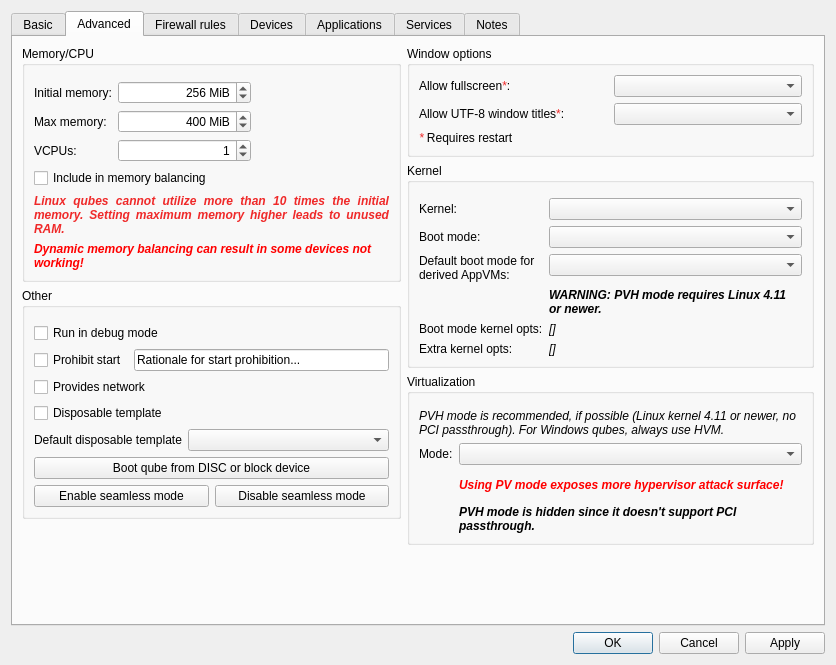
Before: the Qt Designer form ui/settingsdlg.ui in QubesOS/qubes-manager, drawn with Qt 5.
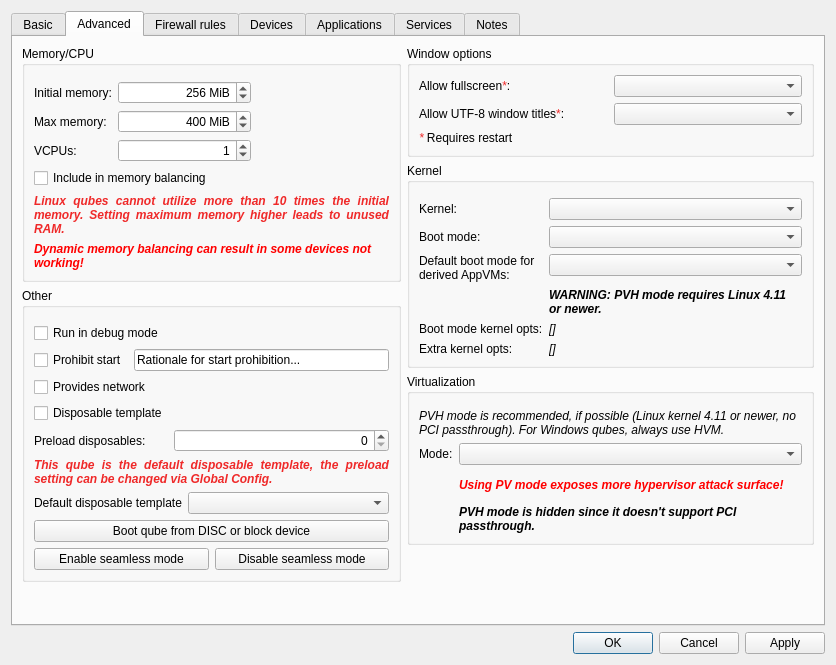
After: the same form once the commit is applied. The open tabs and pages were chosen to show the change. Icons and pictures are not drawn. Custom widgets are drawn as their Qt base class.

Commit message:
Add preload disposable option to advanced settings
For: https://github.com/QubesOS/qubes-issues/issues/1512

```diff
--- a/ui/settingsdlg.ui
+++ b/ui/settingsdlg.ui
@@ -742,6 +742,13 @@
               <property name="topMargin">
                <number>15</number>
               </property>
+              <item row="1" column="0">
+               <widget class="QCheckBox" name="run_in_debug_mode">
+                <property name="text">
+                 <string>Run in debug mode</string>
+                </property>
+               </widget>
+              </item>
               <item row="2" column="0" colspan="2">
                <layout class="QHBoxLayout" name="horizontalLayout_prohibit_start">
                 <item>
@@ -780,40 +787,143 @@
                 </property>
                </widget>
               </item>
-              <item row="8" column="0" colspan="2">
-               <widget class="QPushButton" name="boot_from_device_button">
+              <item row="5" column="0">
+               <widget class="QLabel" name="preload_dispvm_label">
+                <property name="toolTip">
+                 <string>&lt;html&gt;&lt;head/&gt;&lt;body&gt;&lt;p&gt;Configure how many disposables this template must preload.&lt;/p&gt;&lt;/body&gt;&lt;/html&gt;</string>
+                </property>
                 <property name="text">
-                 <string>Boot qube from DISC or block device</string>
+                 <string>Preload disposables:</string>
                 </property>
                </widget>
               </item>
-              <item row="9" column="0" colspan="2">
-               <layout class="QHBoxLayout" name="horizontalLayout_8">
-                <item>
-                 <widget class="QPushButton" name="seamless_on_button">
-                  <property name="toolTip">
-                   <string>Windows (with Qubes Windows Tools installed) only.
-The qube must be running to enable seamless mode. This setting is not persistent.</string>
-                  </property>
-                  <property name="text">
-                   <string>Enable seamless mode</string>
-                  </property>
-                 </widget>
-                </item>
-                <item>
-                 <widget class="QPushButton" name="seamless_off_button">
-                  <property name="toolTip">
-                   <string>Windows (with Qubes Windows Tools installed) only.
-The qube must be running to disable seamless mode. This setting is not persistent.</string>
-                  </property>
-                  <property name="text">
-                   <string>Disable seamless mode</string>
-                  </property>
-                 </widget>
-                </item>
-               </layout>
+              <item row="5" column="1">
+               <widget class="QSpinBox" name="preload_dispvm">
+                <property name="sizePolicy">
+                 <sizepolicy hsizetype="Minimum" vsizetype="Fixed">
+                  <horstretch>0</horstretch>
+                  <verstretch>0</verstretch>
+                 </sizepolicy>
+                </property>
+                <property name="alignment">
+                 <set>Qt::AlignRight|Qt::AlignTrailing|Qt::AlignVCenter</set>
+                </property>
+                <property name="maximum">
+                 <number>50</number>
+                </property>
+               </widget>
               </item>
               <item row="6" column="0" colspan="2">
+               <widget class="QLabel" name="warn_default_dispvm_preload_label">
+                <property name="palette">
+                 <palette>
+                  <active>
+                   <colorrole role="WindowText">
+                    <brush brushstyle="SolidPattern">
+                     <color alpha="255">
+                      <red>239</red>
+                      <green>41</green>
+                      <blue>41</blue>
+                     </color>
+                    </brush>
+                   </colorrole>
+                   <colorrole role="Text">
+                    <brush brushstyle="SolidPattern">
+                     <color alpha="255">
+                      <red>239</red>
+                      <green>41</green>
+                      <blue>41</blue>
+                     </color>
+                    </brush>
+                   </colorrole>
+                   <colorrole role="PlaceholderText">
+                    <brush brushstyle="SolidPattern">
+                     <color alpha="128">
+                      <red>239</red>
+                      <green>41</green>
+                      <blue>41</blue>
+                     </color>
+                    </brush>
+                   </colorrole>
+                  </active>
+                  <inactive>
+                   <colorrole role="WindowText">
+                    <brush brushstyle="SolidPattern">
+                     <color alpha="255">
+                      <red>239</red>
+                      <green>41</green>
+                      <blue>41</blue>
+                     </color>
+                    </brush>
+                   </colorrole>
+                   <colorrole role="Text">
+                    <brush brushstyle="SolidPattern">
+                     <color alpha="255">
+                      <red>239</red>
+                      <green>41</green>
+                      <blue>41</blue>
+                     </color>
+                    </brush>
+                   </colorrole>
+                   <colorrole role="PlaceholderText">
+                    <brush brushstyle="SolidPattern">
+                     <color alpha="128">
+                      <red>239</red>
+                      <green>41</green>
+                      <blue>41</blue>
+                     </color>
+                    </brush>
+                   </colorrole>
+                  </inactive>
+                  <disabled>
+                   <colorrole role="WindowText">
+                    <brush brushstyle="SolidPattern">
+                     <color alpha="255">
+                      <red>190</red>
+                      <green>190</green>
+                      <blue>190</blue>
+                     </color>
+                    </brush>
+                   </colorrole>
+                   <colorrole role="Text">
+                    <brush brushstyle="SolidPattern">
+                     <color alpha="255">
+                      <red>190</red>
+                      <green>190</green>
+                      <blue>190</blue>
+                     </color>
+                    </brush>
+                   </colorrole>
+                   <colorrole role="PlaceholderText">
+                    <brush brushstyle="SolidPattern">
+                     <color alpha="128">
+                      <red>0</red>
+                      <green>0</green>
+                      <blue>0</blue>
+                     </color>
+                    </brush>
+                   </colorrole>
+                  </disabled>
+                 </palette>
+                </property>
+                <property name="font">
+                 <font>
+                  <italic>true</italic>
+                  <bold>true</bold>
+                 </font>
+                </property>
+                <property name="text">
+                 <string>This qube is the default disposable template, the preload setting can be changed via Global Config.</string>
+                </property>
+                <property name="alignment">
+                 <set>Qt::AlignJustify|Qt::AlignVCenter</set>
+                </property>
+                <property name="wordWrap">
+                 <bool>true</bool>
+                </property>
+               </widget>
+              </item>
+              <item row="7" column="0" colspan="2">
                <layout class="QHBoxLayout" name="horizontalLayout_6">
                 <item>
                  <widget class="QLabel" name="label_26">
@@ -843,13 +953,39 @@
                 </item>
                </layout>
               </item>
-              <item row="1" column="0">
-               <widget class="QCheckBox" name="run_in_debug_mode">
+              <item row="8" column="0" colspan="2">
+               <widget class="QPushButton" name="boot_from_device_button">
                 <property name="text">
-                 <string>Run in debug mode</string>
+                 <string>Boot qube from DISC or block device</string>
                 </property>
                </widget>
               </item>
+              <item row="9" column="0" colspan="2">
+               <layout class="QHBoxLayout" name="horizontalLayout_8">
+                <item>
+                 <widget class="QPushButton" name="seamless_on_button">
+                  <property name="toolTip">
+                   <string>Windows (with Qubes Windows Tools installed) only.
+The qube must be running to enable seamless mode. This setting is not persistent.</string>
+                  </property>
+                  <property name="text">
+                   <string>Enable seamless mode</string>
+                  </property>
+                 </widget>
+                </item>
+                <item>
+                 <widget class="QPushButton" name="seamless_off_button">
+                  <property name="toolTip">
+                   <string>Windows (with Qubes Windows Tools installed) only.
+The qube must be running to disable seamless mode. This setting is not persistent.</string>
+                  </property>
+                  <property name="text">
+                   <string>Disable seamless mode</string>
+                  </property>
+                 </widget>
+                </item>
+               </layout>
+              </item>
              </layout>
             </widget>
            </item>
```
Left out of the diff: 1 changed line with no effect on the pictures. The commit also changes 3 other files.
